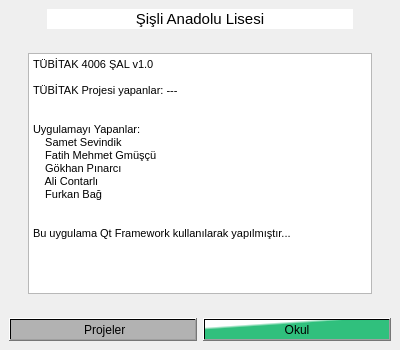
Sisli-Anadolu-Lisesi-Yazilim-Grubu/tubitak-sal-android, file okul.ui: the form before one commit.
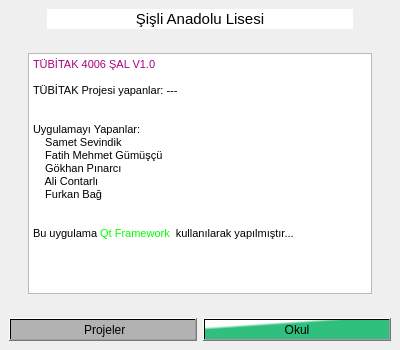
The form after the commit. Icons and pictures are not drawn.

The edit to the form file:
```diff
--- a/okul.ui
+++ b/okul.ui
@@ -117,20 +117,20 @@
 &lt;html&gt;&lt;head&gt;&lt;meta name=&quot;qrichtext&quot; content=&quot;1&quot; /&gt;&lt;style type=&quot;text/css&quot;&gt;
 p, li { white-space: pre-wrap; }
 &lt;/style&gt;&lt;/head&gt;&lt;body style=&quot; font-family:'MS Shell Dlg 2'; font-size:8.25pt; font-weight:400; font-style:normal;&quot;&gt;
-&lt;p style=&quot; margin-top:0px; margin-bottom:0px; margin-left:0px; margin-right:0px; -qt-block-indent:0; text-indent:0px;&quot;&gt;TÜBİTAK 4006 ŞAL v1.0&lt;/p&gt;
-&lt;p style=&quot;-qt-paragraph-type:empty; margin-top:0px; margin-bottom:0px; margin-left:0px; margin-right:0px; -qt-block-indent:0; text-indent:0px;&quot;&gt;&lt;br /&gt;&lt;/p&gt;
-&lt;p style=&quot; margin-top:0px; margin-bottom:0px; margin-left:0px; margin-right:0px; -qt-block-indent:0; text-indent:0px;&quot;&gt;TÜBİTAK Projesi yapanlar: ---&lt;/p&gt;
+&lt;p style=&quot; margin-top:0px; margin-bottom:0px; margin-left:0px; margin-right:0px; -qt-block-indent:0; text-indent:0px;&quot;&gt;&lt;span style=&quot; color:#aa007f;&quot;&gt;TÜBİTAK 4006 ŞAL V1.0&lt;/span&gt;&lt;/p&gt;
+&lt;p style=&quot;-qt-paragraph-type:empty; margin-top:0px; margin-bottom:0px; margin-left:0px; margin-right:0px; -qt-block-indent:0; text-indent:0px; color:#aa007f;&quot;&gt;&lt;br /&gt;&lt;/p&gt;
+&lt;p style=&quot; margin-top:0px; margin-bottom:0px; margin-left:0px; margin-right:0px; -qt-block-indent:0; text-indent:0px;&quot;&gt;TÜBİTAK Projesi yapanlar: ---		&lt;/p&gt;
 &lt;p style=&quot;-qt-paragraph-type:empty; margin-top:0px; margin-bottom:0px; margin-left:0px; margin-right:0px; -qt-block-indent:0; text-indent:0px;&quot;&gt;&lt;br /&gt;&lt;/p&gt;
 &lt;p style=&quot;-qt-paragraph-type:empty; margin-top:0px; margin-bottom:0px; margin-left:0px; margin-right:0px; -qt-block-indent:0; text-indent:0px;&quot;&gt;&lt;br /&gt;&lt;/p&gt;
 &lt;p style=&quot; margin-top:0px; margin-bottom:0px; margin-left:0px; margin-right:0px; -qt-block-indent:0; text-indent:0px;&quot;&gt;Uygulamayı Yapanlar:&lt;/p&gt;
 &lt;p style=&quot; margin-top:0px; margin-bottom:0px; margin-left:0px; margin-right:0px; -qt-block-indent:0; text-indent:0px;&quot;&gt;    Samet Sevindik &lt;/p&gt;
-&lt;p style=&quot; margin-top:0px; margin-bottom:0px; margin-left:0px; margin-right:0px; -qt-block-indent:0; text-indent:0px;&quot;&gt;    Fatih Mehmet Gmüşçü&lt;/p&gt;
+&lt;p style=&quot; margin-top:0px; margin-bottom:0px; margin-left:0px; margin-right:0px; -qt-block-indent:0; text-indent:0px;&quot;&gt;    Fatih Mehmet Gümüşçü&lt;/p&gt;
 &lt;p style=&quot; margin-top:0px; margin-bottom:0px; margin-left:0px; margin-right:0px; -qt-block-indent:0; text-indent:0px;&quot;&gt;    Gökhan Pınarcı&lt;/p&gt;
 &lt;p style=&quot; margin-top:0px; margin-bottom:0px; margin-left:0px; margin-right:0px; -qt-block-indent:0; text-indent:0px;&quot;&gt;    Ali Contarlı&lt;/p&gt;
 &lt;p style=&quot; margin-top:0px; margin-bottom:0px; margin-left:0px; margin-right:0px; -qt-block-indent:0; text-indent:0px;&quot;&gt;    Furkan Bağ&lt;/p&gt;
 &lt;p style=&quot;-qt-paragraph-type:empty; margin-top:0px; margin-bottom:0px; margin-left:0px; margin-right:0px; -qt-block-indent:0; text-indent:0px;&quot;&gt;&lt;br /&gt;&lt;/p&gt;
 &lt;p style=&quot;-qt-paragraph-type:empty; margin-top:0px; margin-bottom:0px; margin-left:0px; margin-right:0px; -qt-block-indent:0; text-indent:0px;&quot;&gt;&lt;br /&gt;&lt;/p&gt;
-&lt;p style=&quot; margin-top:0px; margin-bottom:0px; margin-left:0px; margin-right:0px; -qt-block-indent:0; text-indent:0px;&quot;&gt;Bu uygulama Qt Framework kullanılarak yapılmıştır...&lt;/p&gt;&lt;/body&gt;&lt;/html&gt;</string>
+&lt;p style=&quot; margin-top:0px; margin-bottom:0px; margin-left:0px; margin-right:0px; -qt-block-indent:0; text-indent:0px;&quot;&gt;Bu uygulama &lt;span style=&quot; color:#00ff00;&quot;&gt;Qt Framework&lt;/span&gt;  kullanılarak yapılmıştır...&lt;/p&gt;&lt;/body&gt;&lt;/html&gt;</string>
         </property>
        </widget>
       </item>
```
Left out of the diff: 2 changed lines with no effect on the pictures.
